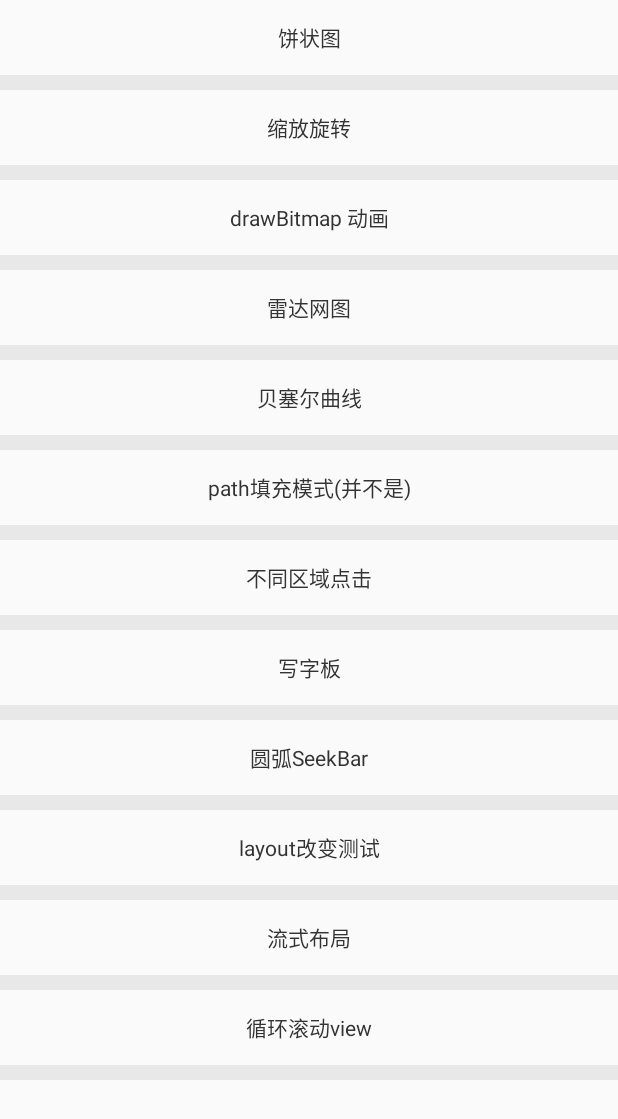
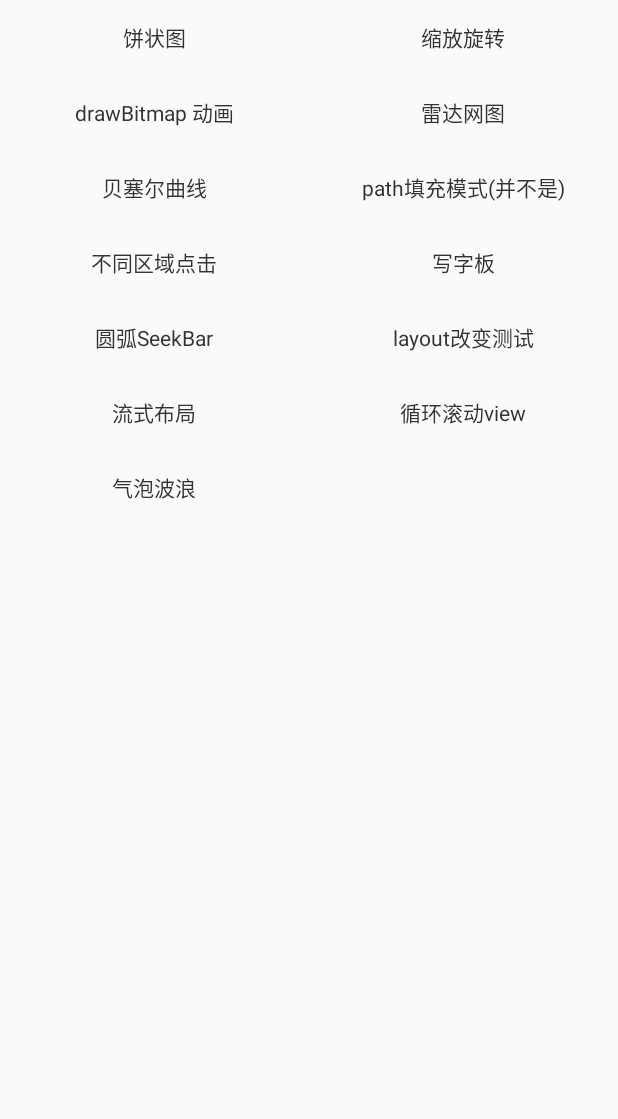
Before and after one commit to chuileyiyefeng/CustomerView, an Android app: the screen it shows after launch (MainActivity), on a phone screen of 412 x 824 dp. Shown: the top 1119 px of the screen. Run offline under Robolectric (Android 15) with nearby library versions, the light colour scheme and no system bars; 1 statement that could not run was skipped.

Commit message:
up 1.1.1

```diff
--- a/app/src/main/java/com/example/rico/customerview/BaseAdapter.java
+++ b/app/src/main/java/com/example/rico/customerview/BaseAdapter.java
@@ -9,7 +9,6 @@ import android.view.ViewGroup;
 
 import java.util.ArrayList;
 import java.util.Collection;
-import java.util.Collections;
 import java.util.List;
 
 /**
@@ -41,7 +40,7 @@ public abstract class BaseAdapter<T> extends RecyclerView.Adapter<BaseViewHolder
             @Override
             public void onClick(View v) {
                 if (itemClick != null) {
-                    itemClick.click(i);
+                    itemClick.itemClick(i);
                 }
             }
         });
@@ -76,7 +75,7 @@ public abstract class BaseAdapter<T> extends RecyclerView.Adapter<BaseViewHolder
     }
 
     public interface ItemClick {
-        void click(int position);
+        void itemClick(int position);
     }
 
 }
--- a/app/src/main/java/com/example/rico/customerview/MainActivity.java
+++ b/app/src/main/java/com/example/rico/customerview/MainActivity.java
@@ -1,10 +1,14 @@
 package com.example.rico.customerview;
 
 import android.content.Intent;
+import android.graphics.Color;
 import android.support.v7.app.AppCompatActivity;
 import android.os.Bundle;
+import android.support.v7.widget.GridLayoutManager;
 import android.support.v7.widget.LinearLayoutManager;
 import android.support.v7.widget.RecyclerView;
+import android.view.View;
+import android.widget.LinearLayout;
 
 import com.example.rico.customerview.activity.AllViewActivity;
 import com.example.rico.customerview.activity.CircleLayoutActivity;
@@ -13,6 +17,7 @@ import com.example.rico.customerview.activity.FlowActivity;
 import com.example.rico.customerview.activity.PieActivity;
 import com.example.rico.customerview.activity.RadarActivity;
 import com.example.rico.customerview.activity.ScalAndRoteActivity;
+import com.example.rico.customerview.view.ItemDecoration;
 
 public class MainActivity extends AppCompatActivity implements BaseAdapter.ItemClick {
     RecyclerView rv;
@@ -28,7 +33,7 @@ public class MainActivity extends AppCompatActivity implements BaseAdapter.ItemC
     private void initView() {
         rv = findViewById(R.id.rv);
         adapter = new FirstAdapter(this);
-        rv.setLayoutManager(new LinearLayoutManager(this));
+        rv.setLayoutManager(new GridLayoutManager(this, 2));
         rv.setAdapter(adapter);
         adapter.addItem("饼状图");
         adapter.addItem("缩放旋转");
@@ -42,11 +47,13 @@ public class MainActivity extends AppCompatActivity implements BaseAdapter.ItemC
         adapter.addItem("layout改变测试");
         adapter.addItem("流式布局");
         adapter.addItem("循环滚动view");
+        adapter.addItem("气泡波浪");
         adapter.addItemClick(this);
+        rv.addItemDecoration(new ItemDecoration());
     }
 
     @Override
-    public void click(int position) {
+    public void itemClick(int position) {
         Intent intent;
         switch (position) {
             case 0:
--- a/app/src/main/java/com/example/rico/customerview/activity/CircleLayoutActivity.java
+++ b/app/src/main/java/com/example/rico/customerview/activity/CircleLayoutActivity.java
@@ -1,6 +1,5 @@
 package com.example.rico.customerview.activity;
 
-import android.util.Log;
 import android.view.View;
 import android.widget.TextView;
 import android.widget.Toast;
--- a/app/src/main/java/com/example/rico/customerview/activity/FlowActivity.java
+++ b/app/src/main/java/com/example/rico/customerview/activity/FlowActivity.java
@@ -1,5 +1,6 @@
 package com.example.rico.customerview.activity;
 
+import android.graphics.Color;
 import android.view.View;
 import android.widget.TextView;
 
@@ -42,12 +43,12 @@ public class FlowActivity extends BaseActivity {
         flow = findViewById(R.id.flow);
         flow.setMargin(5, 5);
         for (int i = 0; i < list.size(); i++) {
-
             TextView view = new TextView(this);
+            view.setTextColor(Color.parseColor("#43a2fb"));
             view.setPadding(10, 5, 10, 5);
             view.setText(list.get(i));
             view.setTextSize(20);
-            view.setBackgroundColor(getResources().getColor(R.color.white));
+            view.setBackgroundResource(R.drawable.blue_border);
             if (list.get(i).equals("塞恩")) {
                 view.setVisibility(View.GONE);
             }
--- a/app/src/main/res/layout/flow.xml
+++ b/app/src/main/res/layout/flow.xml
@@ -11,8 +11,7 @@
         <com.example.rico.customerview.view.FlowView
             android:id="@+id/flow"
             android:layout_width="wrap_content"
-            android:layout_height="wrap_content"
-            android:background="@color/blue_thumb" />
+            android:layout_height="wrap_content" />
     </ScrollView>
 
 
--- a/app/src/main/res/layout/item.xml
+++ b/app/src/main/res/layout/item.xml
@@ -11,9 +11,4 @@
         android:gravity="center"
         android:textColor="@color/text_normal"
         android:textSize="14sp" />
-
-    <View
-        android:layout_width="match_parent"
-        android:layout_height="10dp"
-        android:background="@color/colorBtnClick" />
 </LinearLayout>
--- a/app/src/main/res/values/colors.xml
+++ b/app/src/main/res/values/colors.xml
@@ -1,7 +1,7 @@
 <?xml version="1.0" encoding="utf-8"?>
 <resources>
     <color name="colorPrimary">#3F51B5</color>
-    <color name="colorPrimaryDark">#303F9F</color>
+    <color name="colorPrimaryDark">#FF4081</color>
     <color name="colorAccent">#FF4081</color>
     <color name="button_bg">#4c95</color>
     <color name="gray">#CDCDCD</color>
```
Also changed, not shown: app/src/main/java/com/example/rico/customerview/activity/AllViewActivity.java (+4 -5 lines), app/src/main/java/com/example/rico/customerview/view/ArcSeekBarView.java (+7 -1 lines), app/src/main/java/com/example/rico/customerview/view/BezierView.java (+6 -6 lines), app/src/main/res/layout/activity_all.xml (+5 -5 lines).
